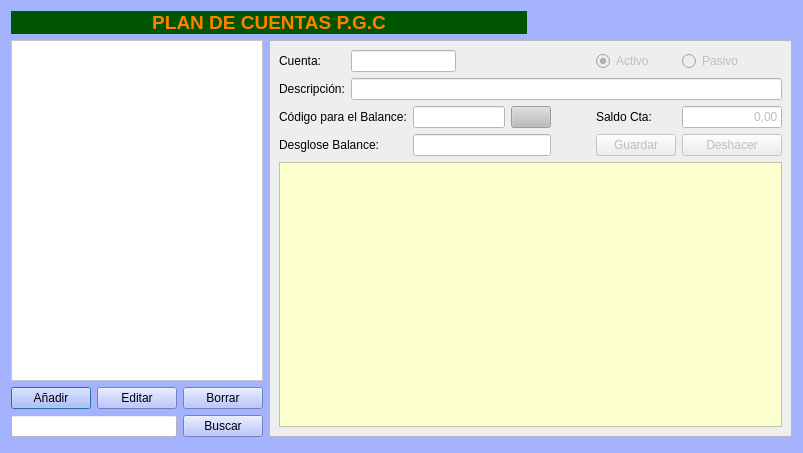
Old version of the form Zona_Contabilidad/frmcuadro_cuentas.ui in the repository arcnexus/RedFoX.
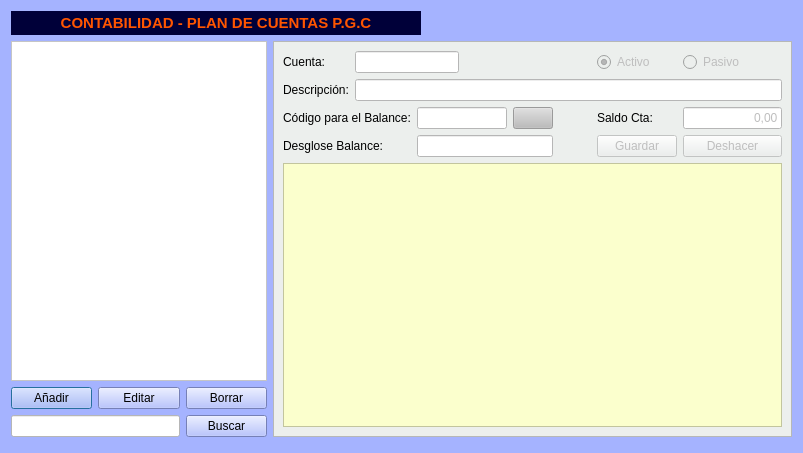
New version of the form. Icons and pictures are not drawn. Custom widgets are drawn as their Qt base class.

```diff
--- a/Zona_Contabilidad/frmcuadro_cuentas.ui
+++ b/Zona_Contabilidad/frmcuadro_cuentas.ui
@@ -84,11 +84,23 @@
    </item>
    <item row="0" column="0" colspan="2">
     <widget class="QLabel" name="label_36">
+     <property name="minimumSize">
+      <size>
+       <width>0</width>
+       <height>24</height>
+      </size>
+     </property>
+     <property name="maximumSize">
+      <size>
+       <width>410</width>
+       <height>16777215</height>
+      </size>
+     </property>
      <property name="styleSheet">
-      <string notr="true">background-color: rgb(0, 85, 0);</string>
+      <string notr="true">background-color: rgb(0, 0, 57);</string>
      </property>
      <property name="text">
-      <string>&lt;html&gt;&lt;head/&gt;&lt;body&gt;&lt;p&gt;&lt;span style=&quot; font-size:14pt; font-weight:600; color:#ff8000;&quot;&gt;PLAN DE CUENTAS P.G.C&lt;/span&gt;&lt;/p&gt;&lt;/body&gt;&lt;/html&gt;</string>
+      <string>&lt;html&gt;&lt;head/&gt;&lt;body&gt;&lt;p&gt;&lt;span style=&quot; font-size:11pt; font-weight:600; color:#ff5500;&quot;&gt;CONTABILIDAD - PLAN DE CUENTAS P.G.C&lt;/span&gt;&lt;/p&gt;&lt;/body&gt;&lt;/html&gt;</string>
      </property>
      <property name="alignment">
       <set>Qt::AlignCenter</set>
```
